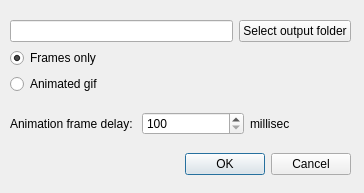
anitagraser/TimeManager, file animate.ui: the form before one commit.
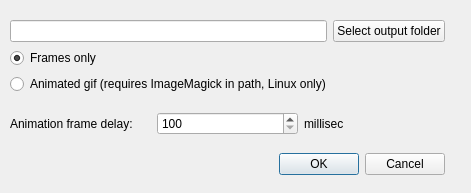
The form after the commit.

Commit message: Improve animation support

The edit to the form file:
```diff
--- a/animate.ui
+++ b/animate.ui
@@ -6,7 +6,7 @@
    <rect>
     <x>0</x>
     <y>0</y>
-    <width>364</width>
+    <width>471</width>
     <height>193</height>
    </rect>
   </property>
@@ -18,7 +18,7 @@
     <rect>
      <x>10</x>
      <y>20</y>
-     <width>341</width>
+     <width>435</width>
      <height>155</height>
     </rect>
    </property>
@@ -50,7 +50,7 @@
     <item>
      <widget class="QRadioButton" name="radioAnimatedGif">
       <property name="text">
-       <string>Animated gif</string>
+       <string>Animated gif (requires ImageMagick in path, Linux only)</string>
       </property>
      </widget>
     </item>
```
The commit also changes 2 other files.
